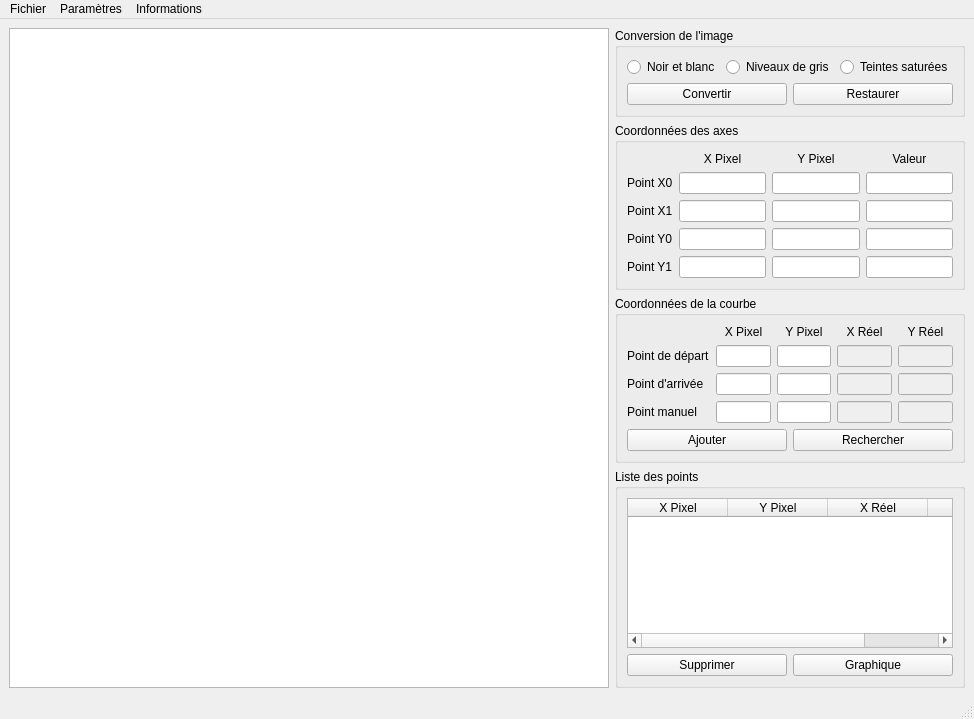
lovehina13/NumerisationDeCourbes, file interfaces/EcranPrincipal.ui: the form before one commit.
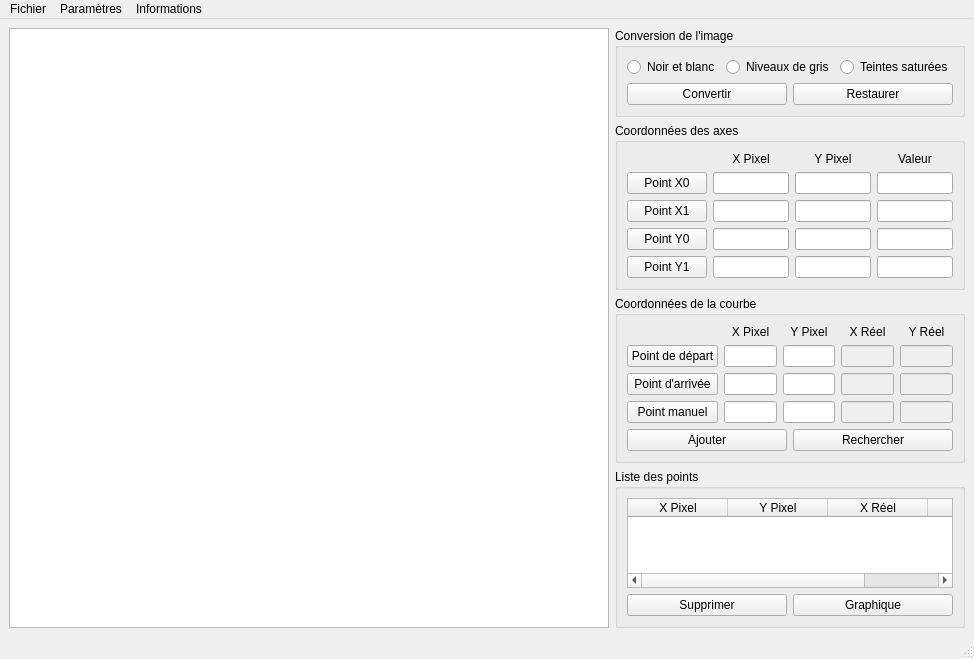
The form after the commit.

Commit message: Implémentation des classes Parametres, EcranPrincipal, FenetreParametresAffichage, FenetreParametresConversion, FenetreParametresRecherche et FenetreParametresExport (non terminées).

```diff
--- a/interfaces/EcranPrincipal.ui
+++ b/interfaces/EcranPrincipal.ui
@@ -6,8 +6,8 @@
    <rect>
     <x>0</x>
     <y>0</y>
-    <width>942</width>
-    <height>719</height>
+    <width>950</width>
+    <height>659</height>
    </rect>
   </property>
   <property name="windowTitle">
@@ -110,7 +110,7 @@
         </widget>
        </item>
        <item row="1" column="0">
-        <widget class="QLabel" name="labelPointX0">
+        <widget class="QPushButton" name="pushButtonPointX0">
          <property name="text">
           <string>Point X0</string>
          </property>
@@ -126,7 +126,7 @@
         <widget class="QLineEdit" name="lineEditPointX0Valeur"/>
        </item>
        <item row="2" column="0">
-        <widget class="QLabel" name="labelPointX1">
+        <widget class="QPushButton" name="pushButtonPointX1">
          <property name="text">
           <string>Point X1</string>
          </property>
@@ -142,7 +142,7 @@
         <widget class="QLineEdit" name="lineEditPointX1Valeur"/>
        </item>
        <item row="3" column="0">
-        <widget class="QLabel" name="labelPointY0">
+        <widget class="QPushButton" name="pushButtonPointY0">
          <property name="text">
           <string>Point Y0</string>
          </property>
@@ -158,7 +158,7 @@
         <widget class="QLineEdit" name="lineEditPointY0Valeur"/>
        </item>
        <item row="4" column="0">
-        <widget class="QLabel" name="labelPointY1">
+        <widget class="QPushButton" name="pushButtonPointY1">
          <property name="text">
           <string>Point Y1</string>
          </property>
@@ -223,7 +223,7 @@
         </widget>
        </item>
        <item row="1" column="0">
-        <widget class="QLabel" name="labelPointDepart">
+        <widget class="QPushButton" name="pushButtonPointDepart">
          <property name="text">
           <string>Point de départ</string>
          </property>
@@ -250,7 +250,7 @@
         </widget>
        </item>
        <item row="2" column="0">
-        <widget class="QLabel" name="labelPointArrivee">
+        <widget class="QPushButton" name="pushButtonPointArrivee">
          <property name="text">
           <string>Point d'arrivée</string>
          </property>
@@ -277,7 +277,7 @@
         </widget>
        </item>
        <item row="3" column="0">
-        <widget class="QLabel" name="labelPointManuel">
+        <widget class="QPushButton" name="pushButtonPointManuel">
          <property name="text">
           <string>Point manuel</string>
          </property>
```
Left out of the diff: 2 changed lines with no effect on the pictures. The commit also changes 16 other files.
